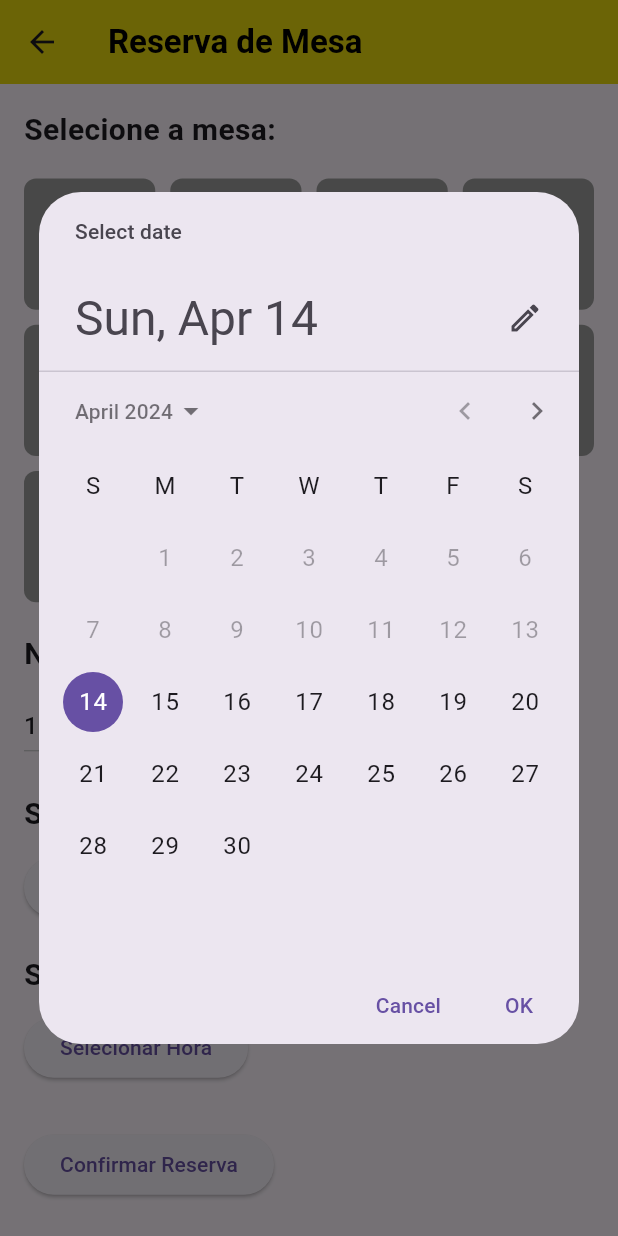
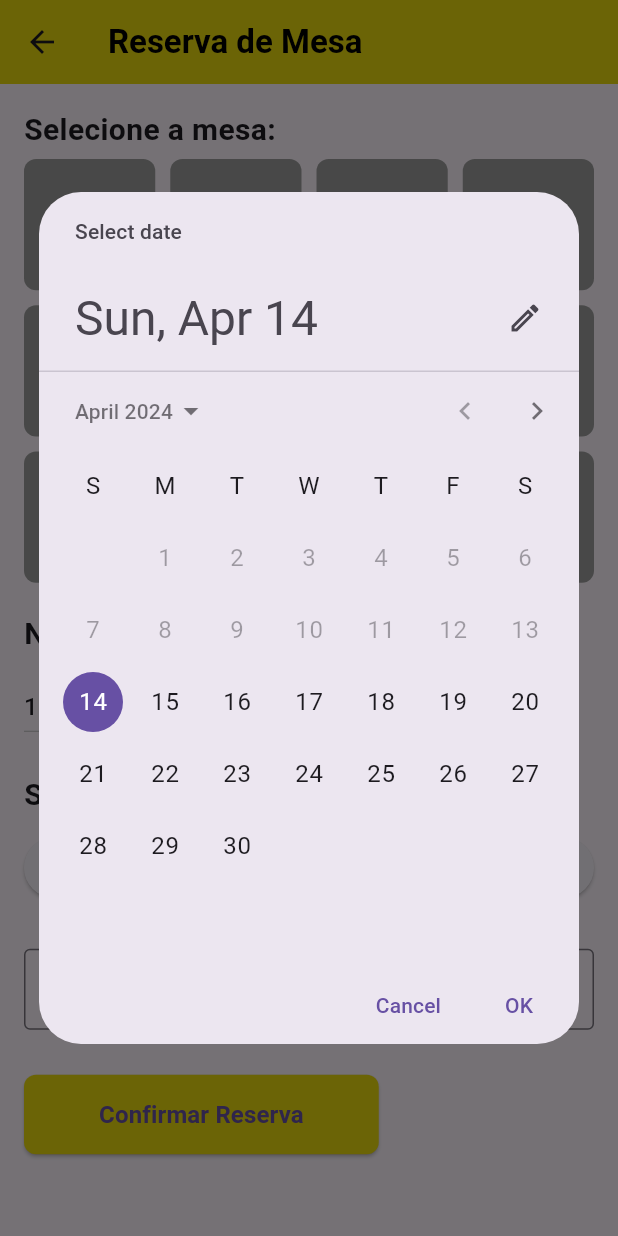
Before and after one commit to MateusOliveira991/APP_lanchonete_Flutter, a Flutter app: the ReservaPage screen opened by its route, after a tap on "Selecionar Data", on a phone screen of 412 x 824 dp. Run offline on Flutter 3.47's test engine with Material 3 defaults, Android fonts, the phone set to English and light mode, and no system bars.

Commit message:
Feat: Estilização página de reserva de mesa

```diff
--- a/lib/core/app_widget.dart
+++ b/lib/core/app_widget.dart
@@ -19,7 +19,7 @@ import 'package:lanchonete/pages/Reserva/reserva_page.dart';
         primaryColor: AppColors.primary,
         accentColor: AppColors.secondary,
       ),
-      initialRoute: '/reserva',
+      initialRoute: '/home',
       routes: {
         '/': (context) => const LoginPage(),
         '/home': (context) => const HomePage(),
--- a/lib/pages/Cardapio/cardapio_page.dart
+++ b/lib/pages/Cardapio/cardapio_page.dart
@@ -12,7 +12,7 @@ class MyApp extends StatelessWidget {
       theme: ThemeData(
         primaryColor: AppColors.primary,
       ),
-      home: CardapioPage(),
+      home: const CardapioPage(),
     );
   }
 }
@@ -24,7 +24,7 @@ class CardapioPage extends StatelessWidget {
   Widget build(BuildContext context) {
     return Scaffold(
       appBar: AppBar(
-        title: Text(
+        title: const Text(
           'Cardápio',
           style: AppTextStyles.labelTextBlack, //
         ),
--- a/lib/pages/Home/home_page.dart
+++ b/lib/pages/Home/home_page.dart
@@ -58,7 +58,7 @@ class HomePage extends StatelessWidget {
                               Navigator.push(
                                 context,
                                 MaterialPageRoute(
-                                    builder: (context) => CardapioPage()),
+                                    builder: (context) => const CardapioPage()),
                               );
                             },
                             child: const Text(
--- a/lib/pages/Reserva/reserva_page.dart
+++ b/lib/pages/Reserva/reserva_page.dart
@@ -12,8 +12,30 @@ class ReservaPage extends StatefulWidget {
 class _ReservaPageState extends State<ReservaPage> {
   int? _selectedTable;
   int _selectedPeople = 1;
-  DateTime _selectedDate = DateTime.now();
-  TimeOfDay _selectedTime = TimeOfDay.now();
+  DateTime? _selectedDate; // Alteração aqui
+  TimeOfDay? _selectedTime; // Alteração aqui
+  TextEditingController _dateTimeController = TextEditingController();
+
+  @override
+  void initState() {
+    super.initState();
+    _updateDateTime();
+  }
+
+  @override
+  void dispose() {
+    _dateTimeController.dispose();
+    super.dispose();
+  }
+
+  void _updateDateTime() {
+    setState(() {
+      _dateTimeController.text =
+          _selectedDate != null && _selectedTime != null
+              ? 'Data e Hora: ${_selectedDate!.day}/${_selectedDate!.month}/${_selectedDate!.year} ${_selectedTime!.hour}:${_selectedTime!.minute}'
+              : 'Selecione a data e hora';
+    });
+  }
 
   @override
   Widget build(BuildContext context) {
@@ -36,7 +58,7 @@ class _ReservaPageState extends State<ReservaPage> {
               'Selecione a mesa:',
               style: TextStyle(fontSize: 20, fontWeight: FontWeight.bold),
             ),
-            SizedBox(height: 18),
+            SizedBox(height: 5),
             GridView.builder(
               shrinkWrap: true,
               gridDelegate: SliverGridDelegateWithFixedCrossAxisCount(
@@ -44,7 +66,7 @@ class _ReservaPageState extends State<ReservaPage> {
                 crossAxisSpacing: 10,
                 mainAxisSpacing: 10,
               ),
-              itemCount: 10,
+              itemCount: 12,
               itemBuilder: (context, index) {
                 return GestureDetector(
                   onTap: () {
@@ -57,7 +79,7 @@ class _ReservaPageState extends State<ReservaPage> {
                     decoration: BoxDecoration(
                       color: _selectedTable == index + 1
                           ? AppColors.primary
-                          : Colors.grey, // Cor da mesa selecionada
+                          : Colors.grey,
                       borderRadius: BorderRadius.circular(8),
                     ),
                     alignment: Alignment.center,
@@ -96,47 +118,63 @@ class _ReservaPageState extends State<ReservaPage> {
             ),
             SizedBox(height: 20),
             Text(
-              'Selecione a data:',
+              'Selecione a data e hora:',
               style: TextStyle(fontSize: 20, fontWeight: FontWeight.bold),
             ),
             SizedBox(height: 10),
-            ElevatedButton(
+            Row(
+              children: [
+                Expanded(
+                  child: ElevatedButton(
                     onPressed: () async {
                       final DateTime? pickedDate = await showDatePicker(
                         context: context,
-                  initialDate: _selectedDate,
+                        initialDate: _selectedDate ?? DateTime.now(),
                         firstDate: DateTime.now(),
                         lastDate: DateTime.now().add(Duration(days: 365)),
                       );
 
-                if (pickedDate != null && pickedDate != _selectedDate) {
+                      if (pickedDate != null) {
                         setState(() {
                           _selectedDate = pickedDate;
+                          _updateDateTime();
                         });
                       }
                     },
                     child: Text('Selecionar Data'),
                   ),
-            SizedBox(height: 20),
-            Text(
-              'Selecione a hora:',
-              style: TextStyle(fontSize: 20, fontWeight: FontWeight.bold),
                 ),
-            SizedBox(height: 10),
-            ElevatedButton(
+                SizedBox(width: 10),
+                Expanded(
+                  child: ElevatedButton(
                     onPressed: () async {
                       final TimeOfDay? pickedTime = await showTimePicker(
                         context: context,
-                  initialTime: _selectedTime,
+                        initialTime: _selectedTime ?? TimeOfDay.now(),
                       );
 
-                if (pickedTime != null && pickedTime != _selectedTime) {
+                      if (pickedTime != null) {
                         setState(() {
                           _selectedTime = pickedTime;
+                          _updateDateTime();
                         });
                       }
                     },
                     child: Text('Selecionar Hora'),
+                  ),
+                ),
+              ],
+            ),
+            SizedBox(height: 30),
+            TextFormField(
+              readOnly: true,
+              controller: _dateTimeController,
+              decoration: InputDecoration(
+                labelText: 'Data e Hora da reserva:',
+                border: OutlineInputBorder(),
+                contentPadding:
+                    EdgeInsets.symmetric(vertical: 15, horizontal: 10),
+              ),
             ),
             SizedBox(height: 30),
             ElevatedButton(
@@ -150,10 +188,13 @@ class _ReservaPageState extends State<ReservaPage> {
                         mainAxisSize: MainAxisSize.min,
                         crossAxisAlignment: CrossAxisAlignment.start,
                         children: [
-                          Text('Mesa selecionada: ${_selectedTable ?? 'Nenhuma mesa selecionada'}'),
+                          Text(
+                              'Mesa selecionada: ${_selectedTable ?? 'Nenhuma mesa selecionada'}'),
                           Text('Número de pessoas: $_selectedPeople'),
-                          Text('Data da reserva: ${_selectedDate.day}/${_selectedDate.month}/${_selectedDate.year}'),
-                          Text('Hora da reserva: ${_selectedTime.hour}:${_selectedTime.minute}'),
+                          Text(
+                              'Data da reserva: ${_selectedDate!.day}/${_selectedDate!.month}/${_selectedDate!.year}'),
+                          Text(
+                              'Hora da reserva: ${_selectedTime!.hour}:${_selectedTime!.minute}'),
                         ],
                       ),
                       actions: [
@@ -168,7 +209,17 @@ class _ReservaPageState extends State<ReservaPage> {
                   },
                 );
               },
-              child: Text('Confirmar Reserva'),
+              style: ButtonStyle(
+                backgroundColor: MaterialStateProperty.all(AppColors.primary),
+                padding: MaterialStateProperty.all(
+                    EdgeInsets.symmetric(horizontal: 50, vertical: 15)),
+                shape: MaterialStateProperty.all(RoundedRectangleBorder(
+                    borderRadius: BorderRadius.circular(8))),
+              ),
+              child: Text(
+                'Confirmar Reserva',
+                style: TextStyle(fontSize: 16, fontWeight: FontWeight.bold),
+              ),
             ),
           ],
         ),
```
Lines whose indentation alone changed are shown as unchanged.
